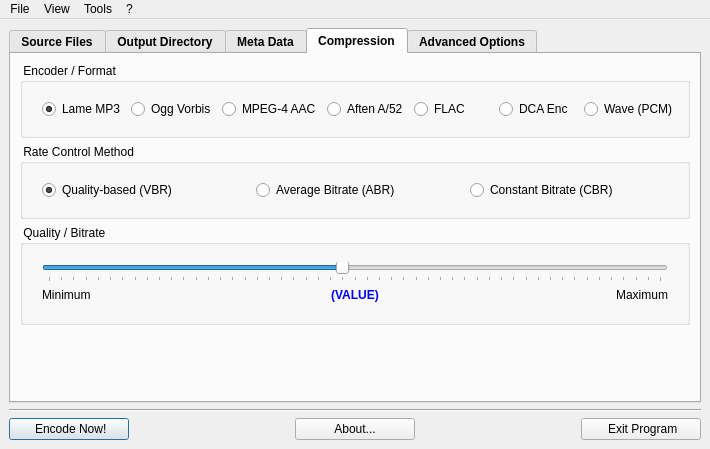
First picture: the form in gui/MainWindow.ui, repository lordmulder/LameXP, before the edit.
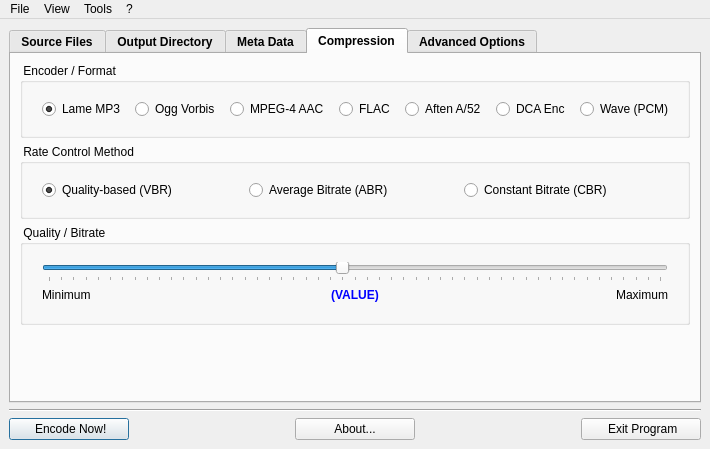
Second picture: the form after the edit. The open tabs and pages were chosen to show the change. Icons and pictures are not drawn.

Commit message: Some UI cosmetics: Nicer positioning of encoder selection radio-buttons.

What changed in the file:
```diff
--- a/gui/MainWindow.ui
+++ b/gui/MainWindow.ui
@@ -756,34 +756,27 @@
                    </property>
                   </widget>
                  </item>
-                 <item row="0" column="2">
+                 <item row="0" column="3">
                   <widget class="QRadioButton" name="radioButtonEncoderVorbis">
                    <property name="text">
                     <string>Ogg Vorbis</string>
                    </property>
                   </widget>
                  </item>
-                 <item row="0" column="3">
+                 <item row="0" column="5">
                   <widget class="QRadioButton" name="radioButtonEncoderAAC">
                    <property name="text">
                     <string>MPEG-4 AAC</string>
                    </property>
                   </widget>
                  </item>
-                 <item row="0" column="7">
+                 <item row="0" column="15">
                   <widget class="QRadioButton" name="radioButtonEncoderPCM">
                    <property name="text">
                     <string>Wave (PCM)</string>
                    </property>
                   </widget>
                  </item>
-                 <item row="0" column="5">
-                  <widget class="QRadioButton" name="radioButtonEncoderFLAC">
-                   <property name="text">
-                    <string>FLAC</string>
-                   </property>
-                  </widget>
-                 </item>
                  <item row="0" column="0">
                   <spacer name="horizontalSpacer_7">
                    <property name="orientation">
@@ -800,20 +793,118 @@
                    </property>
                   </spacer>
                  </item>
-                 <item row="0" column="4">
+                 <item row="0" column="9">
                   <widget class="QRadioButton" name="radioButtonEncoderAC3">
                    <property name="text">
                     <string>Aften A/52</string>
                    </property>
                   </widget>
                  </item>
-                 <item row="0" column="6">
+                 <item row="0" column="13">
                   <widget class="QRadioButton" name="radioButtonEncoderDCA">
                    <property name="text">
                     <string>DCA Enc</string>
                    </property>
                   </widget>
                  </item>
+                 <item row="0" column="2">
+                  <spacer name="horizontalSpacer_45">
+                   <property name="orientation">
+                    <enum>Qt::Horizontal</enum>
+                   </property>
+                   <property name="sizeHint" stdset="0">
+                    <size>
+                     <width>1</width>
+                     <height>20</height>
+                    </size>
+                   </property>
+                  </spacer>
+                 </item>
+                 <item row="0" column="4">
+                  <spacer name="horizontalSpacer_46">
+                   <property name="orientation">
+                    <enum>Qt::Horizontal</enum>
+                   </property>
+                   <property name="sizeHint" stdset="0">
+                    <size>
+                     <width>1</width>
+                     <height>20</height>
+                    </size>
+                   </property>
+                  </spacer>
+                 </item>
+                 <item row="0" column="6">
+                  <spacer name="horizontalSpacer_47">
+                   <property name="orientation">
+                    <enum>Qt::Horizontal</enum>
+                   </property>
+                   <property name="sizeHint" stdset="0">
+                    <size>
+                     <width>1</width>
+                     <height>20</height>
+                    </size>
+                   </property>
+                  </spacer>
+                 </item>
+                 <item row="0" column="12">
+                  <spacer name="horizontalSpacer_49">
+                   <property name="orientation">
+                    <enum>Qt::Horizontal</enum>
+                   </property>
+                   <property name="sizeHint" stdset="0">
+                    <size>
+                     <width>1</width>
+                     <height>20</height>
+                    </size>
+                   </property>
+                  </spacer>
+                 </item>
+                 <item row="0" column="14">
+                  <spacer name="horizontalSpacer_50">
+                   <property name="orientation">
+                    <enum>Qt::Horizontal</enum>
+                   </property>
+                   <property name="sizeHint" stdset="0">
+                    <size>
+                     <width>1</width>
+                     <height>20</height>
+                    </size>
+                   </property>
+                  </spacer>
+                 </item>
+                 <item row="0" column="16">
+                  <spacer name="horizontalSpacer_51">
+                   <property name="orientation">
+                    <enum>Qt::Horizontal</enum>
+                   </property>
+                   <property name="sizeHint" stdset="0">
+                    <size>
+                     <width>1</width>
+                     <height>20</height>
+                    </size>
+                   </property>
+                  </spacer>
+                 </item>
+                 <item row="0" column="7">
+                  <widget class="QRadioButton" name="radioButtonEncoderFLAC">
+                   <property name="text">
+                    <string>FLAC</string>
+                   </property>
+                  </widget>
+                 </item>
+                 <item row="0" column="8">
+                  <spacer name="horizontalSpacer_48">
+                   <property name="orientation">
+                    <enum>Qt::Horizontal</enum>
+                   </property>
+                   <property name="sizeHint" stdset="0">
+                    <size>
+                     <width>1</width>
+                     <height>20</height>
+                    </size>
+                   </property>
+                  </spacer>
+                 </item>
                 </layout>
                </item>
               </layout>
@@ -849,14 +940,14 @@
                    </property>
                   </widget>
                  </item>
-                 <item row="0" column="2">
+                 <item row="0" column="3">
                   <widget class="QRadioButton" name="radioButtonModeAverageBitrate">
                    <property name="text">
                     <string>Average Bitrate (ABR)</string>
                    </property>
                   </widget>
                  </item>
-                 <item row="0" column="3">
+                 <item row="0" column="5">
                   <widget class="QRadioButton" name="radioButtonConstBitrate">
                    <property name="text">
                     <string>Constant Bitrate (CBR)</string>
@@ -879,6 +970,45 @@
                    </property>
                   </spacer>
                  </item>
+                 <item row="0" column="2">
+                  <spacer name="horizontalSpacer_52">
+                   <property name="orientation">
+                    <enum>Qt::Horizontal</enum>
+                   </property>
+                   <property name="sizeHint" stdset="0">
+                    <size>
+                     <width>1</width>
+                     <height>20</height>
+                    </size>
+                   </property>
+                  </spacer>
+                 </item>
+                 <item row="0" column="4">
+                  <spacer name="horizontalSpacer_53">
+                   <property name="orientation">
+                    <enum>Qt::Horizontal</enum>
+                   </property>
+                   <property name="sizeHint" stdset="0">
+                    <size>
+                     <width>1</width>
+                     <height>20</height>
+                    </size>
+                   </property>
+                  </spacer>
+                 </item>
+                 <item row="0" column="6">
+                  <spacer name="horizontalSpacer_54">
+                   <property name="orientation">
+                    <enum>Qt::Horizontal</enum>
+                   </property>
+                   <property name="sizeHint" stdset="0">
+                    <size>
+                     <width>1</width>
+                     <height>20</height>
+                    </size>
+                   </property>
+                  </spacer>
+                 </item>
                 </layout>
                </item>
               </layout>
```
Left out of the diff: 2 changed lines with no effect on the pictures. The commit also changes 1 other file.
